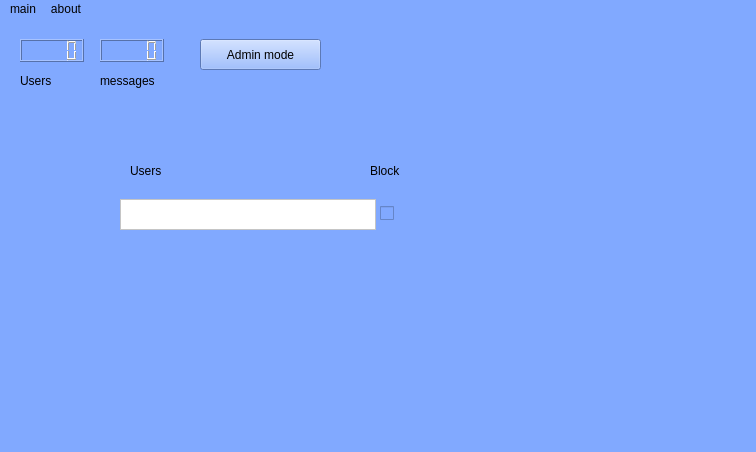
catpital/server_chat, file mainwindow.ui: the form before one commit.
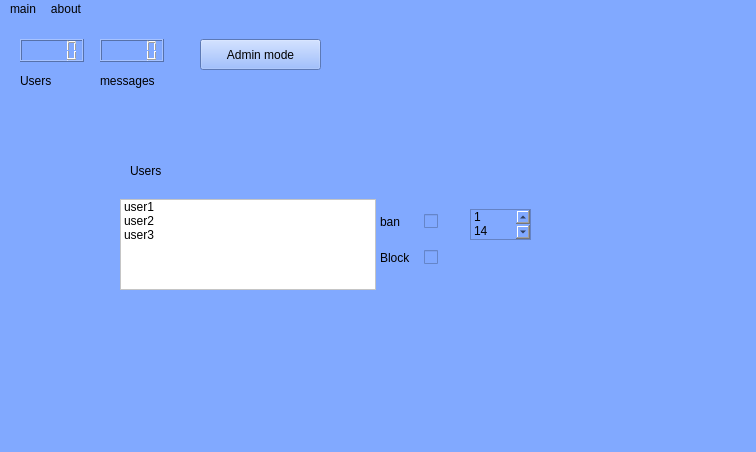
The form after the commit. The open tabs and pages were chosen to show the change. Icons and pictures are not drawn.

The edit to the form file:
```diff
--- a/mainwindow.ui
+++ b/mainwindow.ui
@@ -260,41 +260,27 @@
         <x>50</x>
         <y>70</y>
         <width>256</width>
-        <height>31</height>
+        <height>91</height>
        </rect>
       </property>
       <property name="styleSheet">
        <string notr="true">background-color: #ffffff</string>
       </property>
-     </widget>
-     <widget class="QCheckBox" name="check_user_ban">
-      <property name="geometry">
-       <rect>
-        <x>310</x>
-        <y>70</y>
-        <width>21</width>
-        <height>29</height>
-       </rect>
-      </property>
-      <property name="styleSheet">
-       <string notr="true">background-color:  #81a9ff</string>
-      </property>
-      <property name="text">
-       <string/>
-      </property>
-     </widget>
-     <widget class="QLabel" name="label_5">
-      <property name="geometry">
-       <rect>
-        <x>300</x>
-        <y>30</y>
-        <width>70</width>
-        <height>23</height>
-       </rect>
-      </property>
-      <property name="text">
-       <string>Block</string>
-      </property>
+      <item>
+       <property name="text">
+        <string>user1</string>
+       </property>
+      </item>
+      <item>
+       <property name="text">
+        <string>user2</string>
+       </property>
+      </item>
+      <item>
+       <property name="text">
+        <string notr="true">user3</string>
+       </property>
+      </item>
      </widget>
      <widget class="QLabel" name="label_6">
       <property name="geometry">
@@ -309,6 +295,87 @@
        <string>Users</string>
       </property>
      </widget>
+     <widget class="QListWidget" name="bantime">
+      <property name="geometry">
+       <rect>
+        <x>400</x>
+        <y>80</y>
+        <width>61</width>
+        <height>31</height>
+       </rect>
+      </property>
+      <item>
+       <property name="text">
+        <string notr="true" extracomment="days">1</string>
+       </property>
+      </item>
+      <item>
+       <property name="text">
+        <string>14</string>
+       </property>
+      </item>
+      <item>
+       <property name="text">
+        <string>30</string>
+       </property>
+      </item>
+      <item>
+       <property name="text">
+        <string>60</string>
+       </property>
+      </item>
+     </widget>
+     <widget class="QWidget" name="">
+      <property name="geometry">
+       <rect>
+        <x>310</x>
+        <y>70</y>
+        <width>81</width>
+        <height>81</height>
+       </rect>
+      </property>
+      <layout class="QVBoxLayout" name="verticalLayout">
+       <item>
+        <layout class="QHBoxLayout" name="horizontalLayout_2">
+         <item>
+          <widget class="QLabel" name="label_8">
+           <property name="text">
+            <string>ban</string>
+           </property>
+          </widget>
+         </item>
+         <item>
+          <widget class="QCheckBox" name="check_user_ban">
+           <property name="styleSheet">
+            <string notr="true">background-color:  #81a9ff</string>
+           </property>
+           <property name="text">
+            <string/>
+           </property>
+          </widget>
+         </item>
+        </layout>
+       </item>
+       <item>
+        <layout class="QHBoxLayout" name="horizontalLayout">
+         <item>
+          <widget class="QLabel" name="label_5">
+           <property name="text">
+            <string>Block</string>
+           </property>
+          </widget>
+         </item>
+         <item>
+          <widget class="QCheckBox" name="checkBox">
+           <property name="text">
+            <string/>
+           </property>
+          </widget>
+         </item>
+        </layout>
+       </item>
+      </layout>
+     </widget>
     </widget>
    </widget>
   </widget>
```
Left out of the diff: 2 changed lines with no effect on the pictures.
